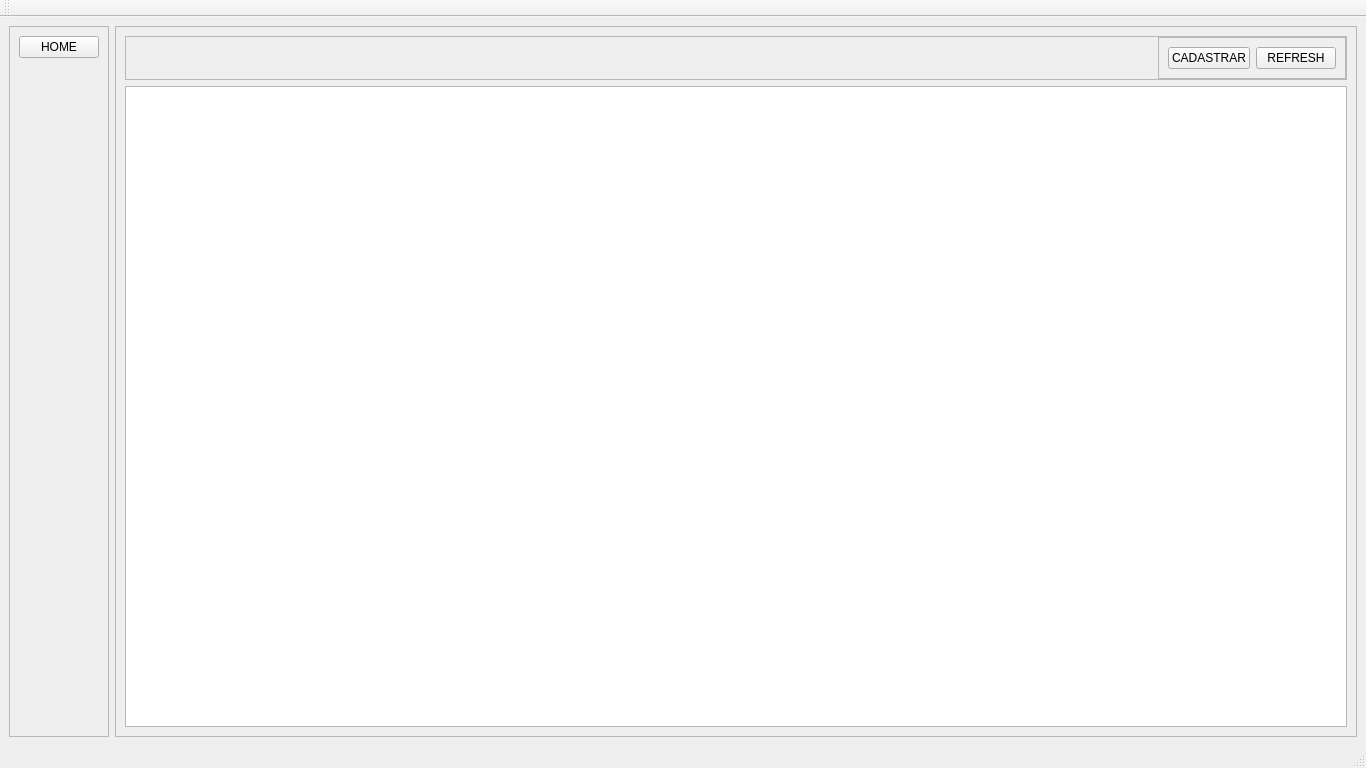
Above: ui/main_window.ui from AlyssonMartinsDev/WorkWorders-Controller before the change. Below: the same form after it.
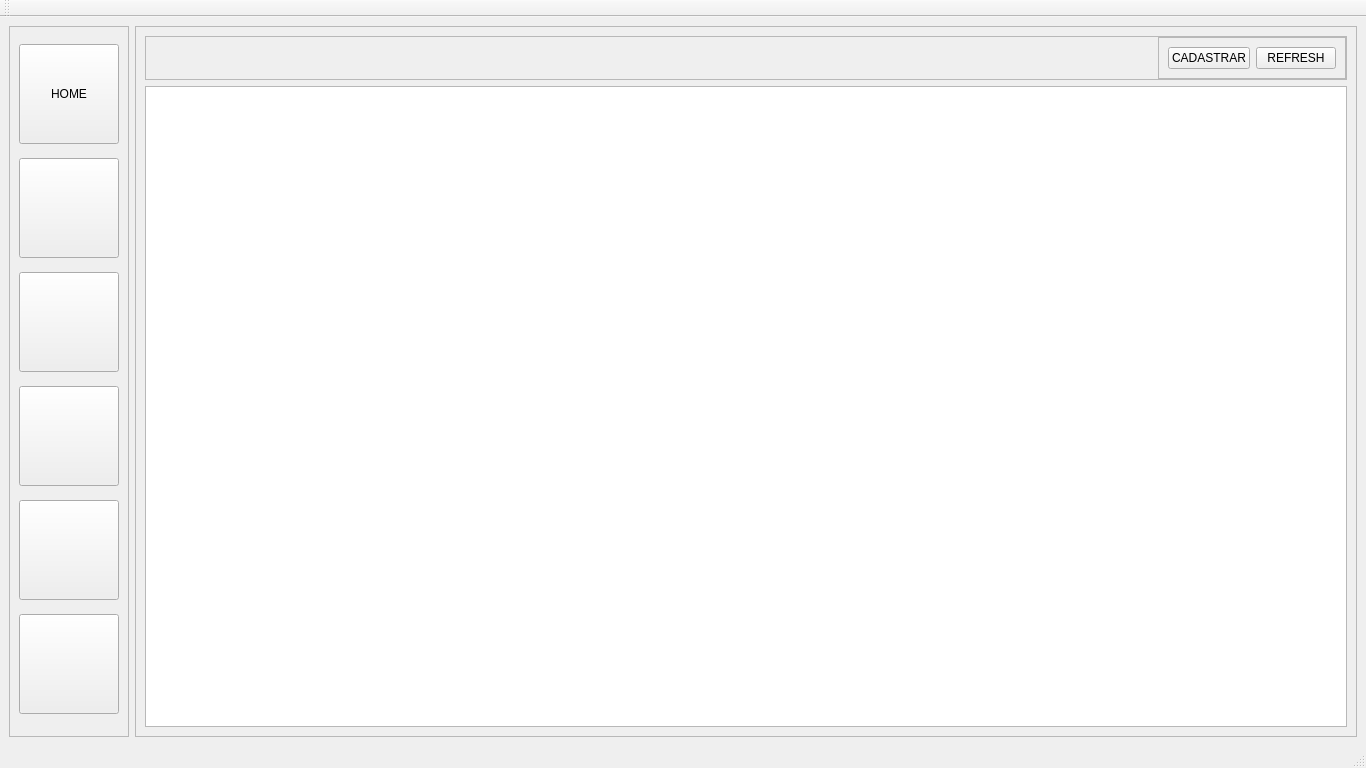
That is the form after the change.

```diff
--- a/ui/main_window.ui
+++ b/ui/main_window.ui
@@ -42,13 +42,84 @@
        <enum>QFrame::Shadow::Raised</enum>
       </property>
       <layout class="QVBoxLayout" name="verticalLayout">
-       <item alignment="Qt::AlignmentFlag::AlignTop">
+       <item>
         <widget class="QPushButton" name="pushButton">
+         <property name="minimumSize">
+          <size>
+           <width>100</width>
+           <height>100</height>
+          </size>
+         </property>
          <property name="text">
           <string>HOME</string>
          </property>
         </widget>
        </item>
+       <item>
+        <widget class="QPushButton" name="pushButton_6">
+         <property name="minimumSize">
+          <size>
+           <width>100</width>
+           <height>100</height>
+          </size>
+         </property>
+         <property name="text">
+          <string/>
+         </property>
+        </widget>
+       </item>
+       <item>
+        <widget class="QPushButton" name="pushButton_5">
+         <property name="minimumSize">
+          <size>
+           <width>100</width>
+           <height>100</height>
+          </size>
+         </property>
+         <property name="text">
+          <string/>
+         </property>
+        </widget>
+       </item>
+       <item>
+        <widget class="QPushButton" name="pushButton_4">
+         <property name="minimumSize">
+          <size>
+           <width>100</width>
+           <height>100</height>
+          </size>
+         </property>
+         <property name="text">
+          <string/>
+         </property>
+        </widget>
+       </item>
+       <item>
+        <widget class="QPushButton" name="pushButton_3">
+         <property name="minimumSize">
+          <size>
+           <width>100</width>
+           <height>100</height>
+          </size>
+         </property>
+         <property name="text">
+          <string/>
+         </property>
+        </widget>
+       </item>
+       <item>
+        <widget class="QPushButton" name="pushButton_2">
+         <property name="minimumSize">
+          <size>
+           <width>100</width>
+           <height>100</height>
+          </size>
+         </property>
+         <property name="text">
+          <string/>
+         </property>
+        </widget>
+       </item>
       </layout>
      </widget>
     </item>
```
Left out of the diff: 2 changed lines with no effect on the pictures.
